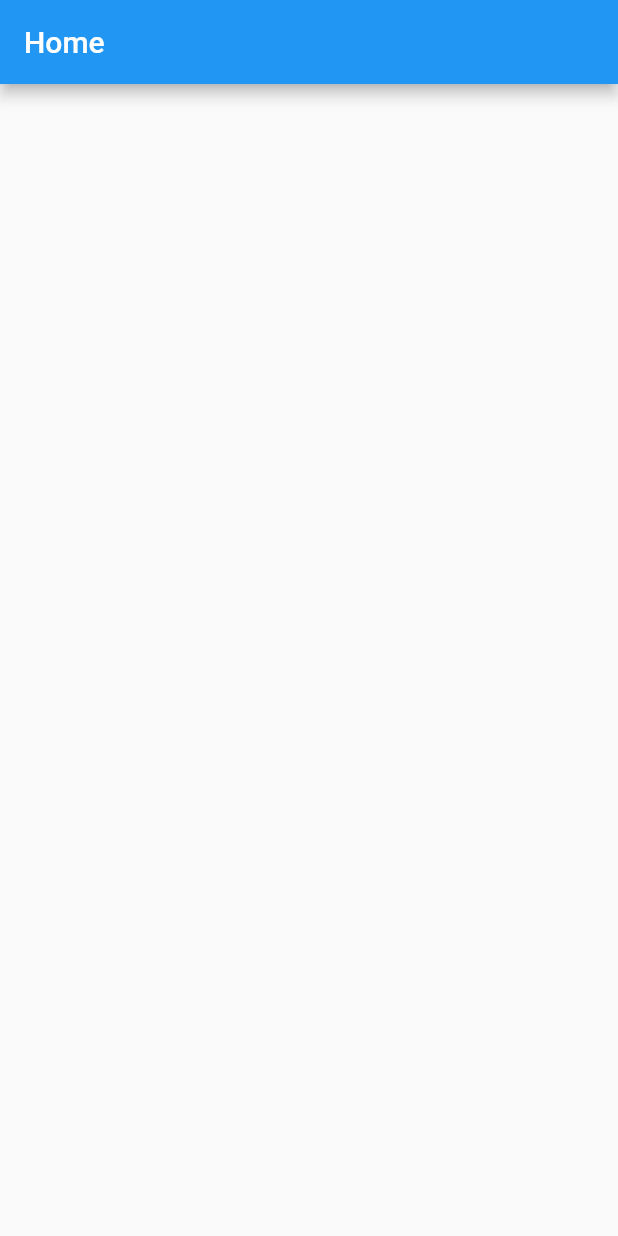
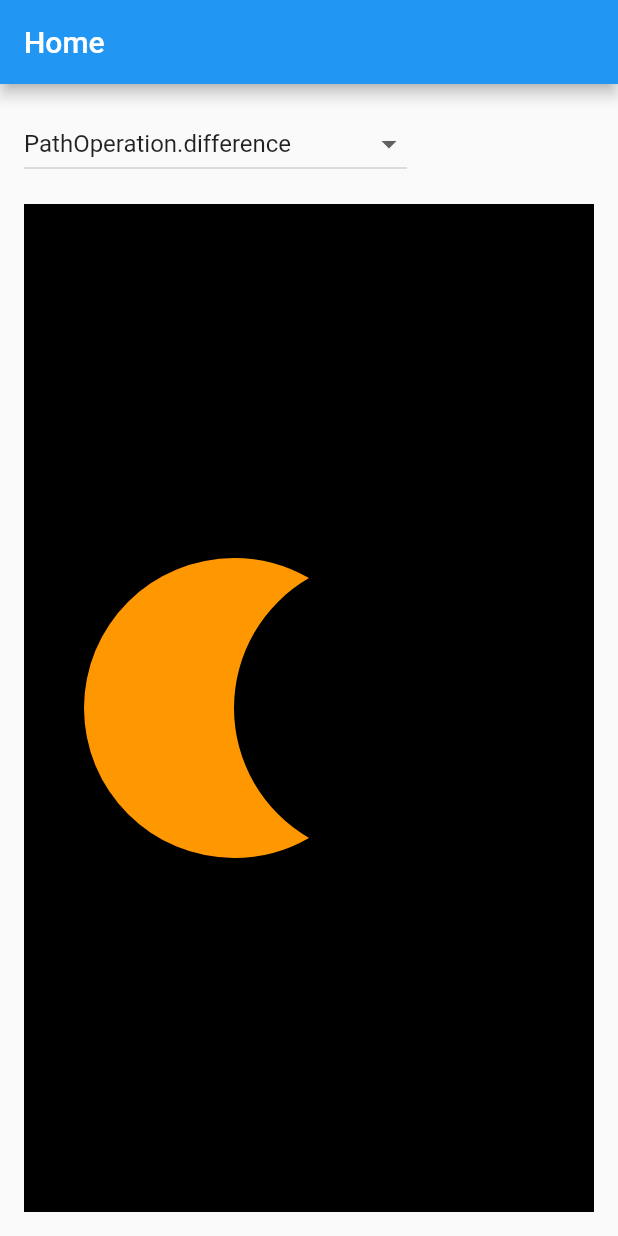
Before and after one commit to CORDEA/path_combine_demo, a Flutter app: the screen it shows after launch, on a phone screen of 412 x 824 dp. Run offline on Flutter 3.47's test engine with Material 2 defaults, Android fonts, the light colour scheme and no system bars.

Commit message:
add dropdown menu

```diff
--- a/lib/home.dart
+++ b/lib/home.dart
@@ -1,11 +1,53 @@
 import 'package:flutter/material.dart';
 
-class HomePage extends StatelessWidget {
+class HomePage extends StatefulWidget {
+  @override
+  State<StatefulWidget> createState() => _HomePageState();
+}
+
+class _HomePageState extends State<HomePage> {
+  PathOperation _pathOperation = PathOperation.difference;
+
   @override
   Widget build(BuildContext context) {
     return Scaffold(
       appBar: AppBar(title: Text('Home')),
-      body: SizedBox.shrink(),
+      body: Padding(
+        padding: const EdgeInsets.all(16),
+        child: Column(
+          crossAxisAlignment: CrossAxisAlignment.start,
+          children: [
+            DropdownButton<PathOperation>(
+              value: _pathOperation,
+              items: PathOperation.values
+                  .map(
+                    (e) => DropdownMenuItem(
+                      value: e,
+                      child: Text(e.toString()),
+                    ),
+                  )
+                  .toList(),
+              onChanged: (value) {
+                if (value != null) {
+                  setState(() {
+                    _pathOperation = value;
+                  });
+                }
+              },
+            ),
+            SizedBox(height: 16),
+            Expanded(
+              child: Stack(
+                fit: StackFit.expand,
+                children: [
+                  ColoredBox(color: Colors.black),
+                  CustomPaint(painter: _CustomPainter(_pathOperation)),
+                ],
+              ),
+            ),
+          ],
+        ),
+      ),
     );
   }
 }
```
